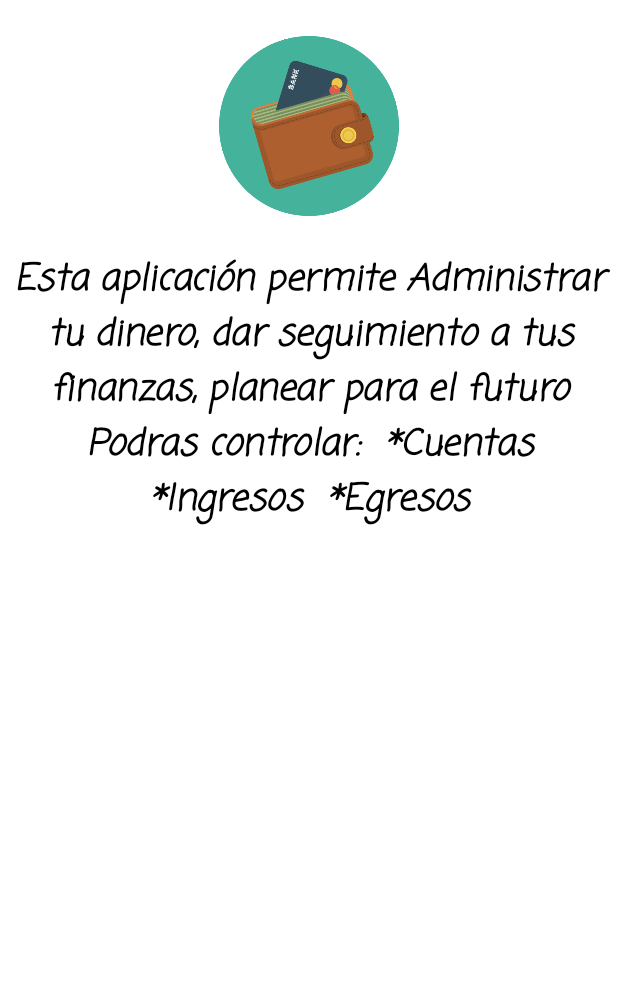
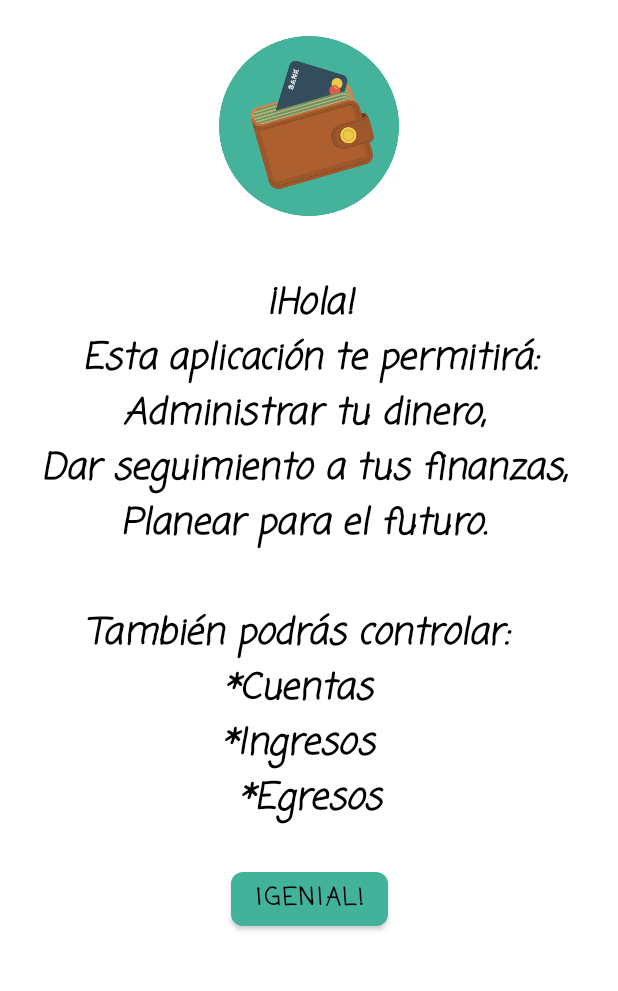
Before and after one commit to Jellian/My-Wallet, an Android app: the HomeActivity screen opened directly, with no data from a screen before it, in the side drawer, after a tap on "Acerca de", on a phone screen of 412 x 824 dp, the part 128-1119 px from its top. Run offline under Robolectric (Android 15) with nearby library versions, the phone set to English and light mode, and no system bars.

```diff
--- a/app/src/main/AndroidManifest.xml
+++ b/app/src/main/AndroidManifest.xml
@@ -3,14 +3,13 @@
     package="com.kotlin.mywallet">
 
     <application
-        android:allowBackup="true"
         android:icon="@mipmap/ic_launcher"
         android:label="@string/app_name"
         android:roundIcon="@mipmap/ic_launcher_round"
         android:supportsRtl="true"
         android:theme="@style/Theme.MyWallet">
-        <activity android:name=".AvisoPrivacidad"></activity>
-        <activity android:name=".AboutOf" />
+        <activity android:name=".PrivacyActivity" />
+        <activity android:name=".AboutOfActivity" />
         <activity android:name=".DetailActivity" />
         <activity android:name=".ListActivity" />
         <activity android:name=".AddAccountActivity" />
--- a/app/src/main/java/com/kotlin/mywallet/AboutOf.kt
+++ b/app/src/main/java/com/kotlin/mywallet/AboutOfActivity.kt
@@ -2,10 +2,21 @@ package com.kotlin.mywallet
 
 import androidx.appcompat.app.AppCompatActivity
 import android.os.Bundle
+import android.widget.Button
 
-class AboutOf : AppCompatActivity() {
+class AboutOfActivity : AppCompatActivity() {
+
+    private lateinit var genialButton: Button
+
     override fun onCreate(savedInstanceState: Bundle?) {
         super.onCreate(savedInstanceState)
         setContentView(R.layout.activity_about_of)
+
+        genialButton = findViewById(R.id.button_about_genial)
+
+        genialButton.setOnClickListener {
+            finish()
+        }
+
     }
 }
--- a/app/src/main/java/com/kotlin/mywallet/ChargeListFragment.kt
+++ b/app/src/main/java/com/kotlin/mywallet/ChargeListFragment.kt
@@ -31,7 +31,7 @@ class ChargeListFragment : Fragment() {
 
         val parentActivity = activity as DetailActivity?
 
-        val chargeList = parentActivity?.getChargesList()
+        //val chargeList = parentActivity?.getChargesList()
 
         // indicamos que tiene un tamaño fijo
         recycler2.setHasFixedSize(true)
--- a/app/src/main/java/com/kotlin/mywallet/HomeActivity.kt
+++ b/app/src/main/java/com/kotlin/mywallet/HomeActivity.kt
@@ -4,7 +4,6 @@ import android.app.Activity
 import android.app.AlertDialog
 import android.content.Intent
 import android.os.Bundle
-import android.util.Log
 import android.view.View
 import android.view.Window
 import android.widget.Button
@@ -19,6 +18,7 @@ import com.kotlin.mywallet.personal.Usuario
 
 private const val ONE = 1   // PARA AGREGAR CARGO
 private const val TWO = 2   // PARA AGREGAR CUENTA
+
 class HomeActivity : AppCompatActivity() {
 
     companion object {
@@ -35,8 +35,8 @@ class HomeActivity : AppCompatActivity() {
     private lateinit var addIncomeButton: Button
     private lateinit var addExpenseButton: Button
 
-    private lateinit var addAccountButton: Button
-    private lateinit var showAccountsButton: Button
+    //private lateinit var addAccountButton: Button
+    //private lateinit var showAccountsButton: Button
 
     private lateinit var user: Usuario
 
@@ -72,59 +72,53 @@ class HomeActivity : AppCompatActivity() {
         addExpenseButton = findViewById(R.id.button_home_addExpense)
         totalAmountTextView = findViewById(R.id.textView_home_totalAmount)
 
-        addAccountButton = findViewById(R.id.addAcountButton)
-        showAccountsButton = findViewById(R.id.showAccountsButton)
+        //addAccountButton = findViewById(R.id.addAcountButton)
+        //showAccountsButton = findViewById(R.id.showAccountsButton)
 
         "Bienvenido \n $userName".also { welcomeTextView.text = it }
 
         addIncomeButton.setOnClickListener(prepareCharge())
         addExpenseButton.setOnClickListener(prepareCharge())
 
-        addAccountButton.setOnClickListener(addAccount())
-        showAccountsButton.setOnClickListener(showAccounts())
+        //addAccountButton.setOnClickListener(addAccount())
+        //showAccountsButton.setOnClickListener(showAccounts())
 
         navView.setNavigationItemSelectedListener { item ->
             when (item.itemId) {
                 R.id.nav_about->{
-                    val intent = Intent(this, AboutOf::class.java)
+                    val intent = Intent(this, AboutOfActivity::class.java)
                     startActivity(intent)
                     true
                 }
-
                 R.id.nav_privacy->{
-                    val intent = Intent(this, AboutOf::class.java)
+                    val intent = Intent(this, PrivacyActivity::class.java)
                     startActivity(intent)
                     true
                 }
-
-
-               R.id.nav_accounts -> {
-                    val intent = Intent(this, ListActivity::class.java)
-
-                    // Se agrega cada cuenta con su nombre al intent
-                    user.getAccounts().forEach {
-                        intent.putExtra( it.getName(), it)
-                    }
-
-                    // Se envía lista de strings que corresponden a los nombres de todas las cuentas del usuario
-                    intent.putExtra(ACCOUNT_LIST ,user.getAccountNames())
-                    startActivity(intent)
-                    true }
+                R.id.nav_accounts -> {
+                    showAccounts()
+                    true
+                }
+                R.id.nav_home -> {
+                    drawerLayout.closeDrawers()
+                    true
+                }
+                R.id.nav_addAccount -> {
+                    addAccount()
+                    true
+                }
                 else -> false
-
-
             }
-
         }
 
     }
 
-    private fun addAccount() = View.OnClickListener {
+    private fun addAccount() {
         val intent = Intent(this, AddAccountActivity::class.java)
         startActivityForResult(intent, TWO)
     }
 
-    private fun showAccounts() = View.OnClickListener {
+    private fun showAccounts(){
         val intent = Intent(this, ListActivity::class.java)
 
         // Se agrega cada cuenta con su nombre al intent
--- a/app/src/main/java/com/kotlin/mywallet/ListActivity.kt
+++ b/app/src/main/java/com/kotlin/mywallet/ListActivity.kt
@@ -29,8 +29,6 @@ class ListActivity : AppCompatActivity() {
                 intent.putExtra(ACCOUNT, it)
                 startActivity(intent)
         }
-
-
     }
 
     fun finishActivity() {
--- a/app/src/main/java/com/kotlin/mywallet/finance/Cuenta.kt
+++ b/app/src/main/java/com/kotlin/mywallet/finance/Cuenta.kt
@@ -44,7 +44,9 @@ class Cuenta(private var id: Int, private var name: String, private val initialA
         allCharges.addAll(this.incomes)
         allCharges.addAll(this.expenses)
 
+
         allCharges.sortByDescending { it.getDate() }
+
 
         return allCharges
     }
--- a/app/src/main/res/layout/activity_about_of.xml
+++ b/app/src/main/res/layout/activity_about_of.xml
@@ -5,7 +5,7 @@
     android:layout_width="match_parent"
     android:layout_height="match_parent"
     android:orientation="horizontal"
-    tools:context=".AboutOf">
+    tools:context=".AboutOfActivity">
 
     <TextView
         android:id="@+id/textView_register_appName"
@@ -34,15 +34,28 @@
     <TextView
         android:id="@+id/about_of"
         style="@style/principal_Text"
-        android:layout_marginTop="24dp"
         android:layout_width="wrap_content"
         android:layout_height="wrap_content"
+        android:layout_margin="24dp"
+        android:layout_marginTop="24dp"
+        android:padding="16dp"
         android:text="@string/about_of"
         android:textAlignment="center"
-        app:layout_constraintHorizontal_bias="0.498"
-        app:layout_constraintLeft_toLeftOf="parent"
-        app:layout_constraintRight_toRightOf="parent"
+        app:layout_constraintStart_toStartOf="parent"
+        app:layout_constraintEnd_toEndOf="parent"
         app:layout_constraintTop_toBottomOf="@+id/imageView_register_appIcon" />
+
+    <Button
+        android:id="@+id/button_about_genial"
+        style="@style/Wallet.Button"
+        android:layout_width="wrap_content"
+        android:layout_height="wrap_content"
+        android:textSize="16sp"
+        android:text="@string/genial"
+        android:layout_marginTop="8dp"
+        app:layout_constraintEnd_toEndOf="parent"
+        app:layout_constraintStart_toStartOf="parent"
+        app:layout_constraintTop_toBottomOf="@+id/about_of" />
 
 
 </androidx.constraintlayout.widget.ConstraintLayout>
--- a/app/src/main/res/layout/activity_aviso_privacidad.xml
+++ b/app/src/main/res/layout/activity_privacy.xml
@@ -4,7 +4,7 @@
     xmlns:tools="http://schemas.android.com/tools"
     android:layout_width="match_parent"
     android:layout_height="match_parent"
-    tools:context=".AvisoPrivacidad">
+    tools:context=".PrivacyActivity">
     <TextView
         android:id="@+id/textView_register_appName"
         style="@style/principal_Text"
--- a/app/src/main/res/values/strings.xml
+++ b/app/src/main/res/values/strings.xml
@@ -57,7 +57,8 @@
     <string name="category">category</string>
     <string name="note">Note</string>
     <string name="_00_00_00">00/00/00</string>
-    <string name="about_of">Esta aplicación permite "Administrar tu dinero, dar seguimiento a tus finanzas, planear para el futuro"<br /><br /> Podras controlar: <br /> *Cuentas <br /> *Ingresos  <br /> *Egresos</string>
+    <string name="about_of">¡Hola!\nEsta aplicación te permitirá:\nAdministrar tu dinero, \nDar seguimiento a tus finanzas, \nPlanear para el futuro."<br /><br /> \n\nTambién podrás controlar: <br /> \n*Cuentas <br /> \n*Ingresos  <br /> \n*Egresos</string>
     <string name="aviso_privacidad">Aviso de Privacidad</string>
     <string name="exclusividad">Exclusivo para el uso de los programadores &amp; contribuidores:</string>
+    <string name="genial">¡Genial!</string>
 </resources>
--- a/app/src/main/res/values/styles.xml
+++ b/app/src/main/res/values/styles.xml
@@ -35,8 +35,8 @@
 
     <style name="Wallet.Button" parent="Widget.MaterialComponents.Button">
         <item name="android:textColor">@color/primaryTextColor</item>
-        <item name="backgroundTint">#323232</item>
-        <item name="cornerRadius">8dp</item>|
+        <item name="backgroundTint">@color/primaryColor</item>
+        <item name="cornerRadius">8dp</item>
         <item name="android:textAlignment">center</item>
         <item name="fontFamily">casual</item>
         <item name="android:textStyle">bold</item>
```
Also changed, not shown: app/src/main/java/com/kotlin/mywallet/AddAccountActivity.kt (+8 -0 lines), app/src/main/java/com/kotlin/mywallet/AddChargeActivity.kt (+10 -0 lines), app/src/main/java/com/kotlin/mywallet/AvisoPrivacidad.kt (deleted, +0 -11 lines), app/src/main/java/com/kotlin/mywallet/PrivacyActivity.kt (added, +27 -0 lines), app/src/main/res/layout/activity_home.xml (+0 -22 lines).
